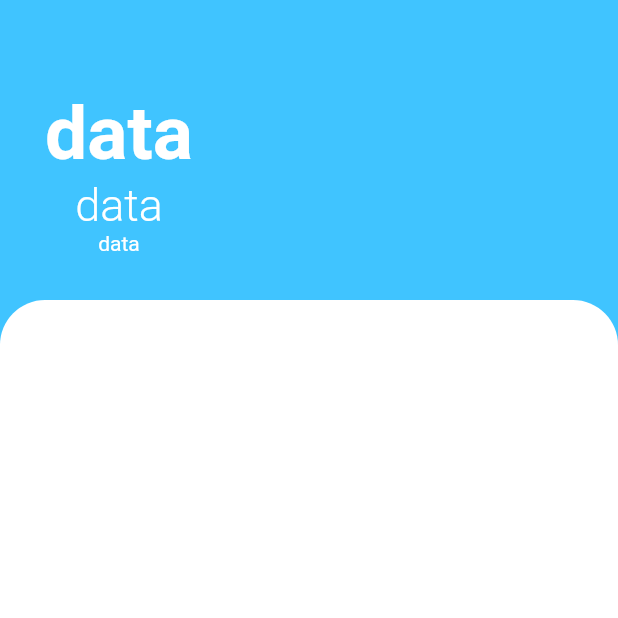
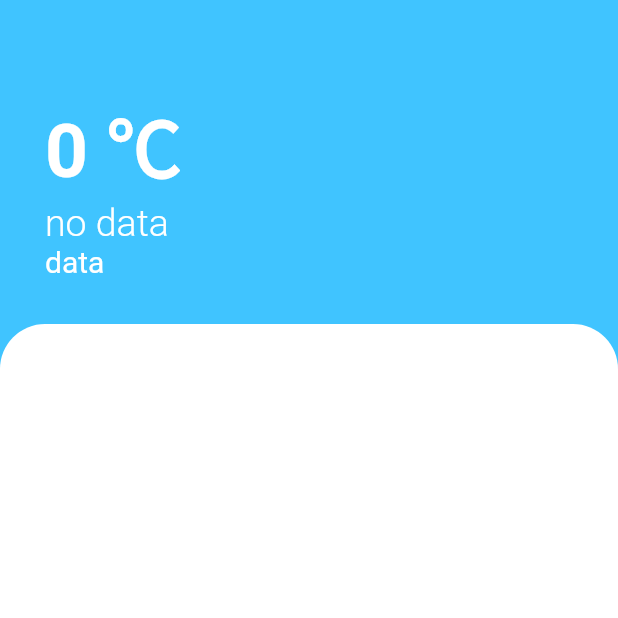
Before and after one commit to YouYiShan1248/todolist_flutter, a Flutter app: the TasksPage screen opened directly, on a phone screen of 412 x 824 dp, the top half of it. Run offline on Flutter 3.47's test engine with Material 2 defaults, Android fonts, the phone set to English and light mode, and no system bars; our stand-ins replace dio, geolocator.

Commit message:
update Dio todolistApp

```diff
--- a/lib/controller/loation.dart
+++ b/lib/controller/loation.dart
@@ -9,6 +9,10 @@ class Location{
       Position? position = await Geolocator.getLastKnownPosition(forceAndroidLocationManager: true);
       latitude = position?.latitude;
       longitude = position?.longitude;
+      print('--------------------------');
+      print(latitude);
+      print(longitude);
+      print('--------------------------');
     }catch(e){
       print(e);
     }
--- a/lib/main.dart
+++ b/lib/main.dart
@@ -1,6 +1,7 @@
 import 'package:flutter/material.dart';
 import 'package:provider/provider.dart';
 import 'package:todolist_flutter/models/task_data.dart';
+import 'package:todolist_flutter/views/loading_page.dart';
 import 'package:todolist_flutter/views/tasks_page.dart';
 
 void main() {
@@ -15,7 +16,7 @@ class MyApp extends StatelessWidget {
     return ChangeNotifierProvider(
       create: (BuildContext context)=>TaskData(),
       child: MaterialApp(
-        home: TasksPage(),
+        home: LoadingPage(),
       ),
     );
   }
--- a/lib/views/tasks_page.dart
+++ b/lib/views/tasks_page.dart
@@ -1,11 +1,46 @@
+import 'dart:convert';
+
 import 'package:flutter/material.dart';
-
+import 'package:todolist_flutter/models/weather_data.dart';
 import '../widgets/tasks_list.dart';
 
-class TasksPage extends StatelessWidget {
+class TasksPage extends StatefulWidget {
   final locationWeather;
 
   const TasksPage({Key? key, this.locationWeather}) : super(key: key);
+
+  @override
+  State<TasksPage> createState() => _TasksPageState();
+}
+
+class _TasksPageState extends State<TasksPage> {
+  WeatherModel weatherModel = WeatherModel();
+  late int condition;
+  late int temperature;
+  var message;
+
+  @override
+  void initState() {
+    // TODO: implement initState
+    super.initState();
+    updateUI(widget.locationWeather);
+  }
+
+  void updateUI(dynamic weatherData){
+    setState(() {
+      if(weatherData == null){
+        message = 'no data';
+        temperature =0;
+        return;
+      }else{
+        double temp = weatherData['main']['temp'];
+        temperature = temp.toInt();
+        condition = weatherData['weather'][0]['id'];
+        message =weatherModel.getMessage(condition);
+      }
+
+    });
+  }
 
   @override
   Widget build(BuildContext context) {
@@ -18,25 +53,27 @@ class TasksPage extends StatelessWidget {
             padding: EdgeInsets.only(
                 top: 60.0, left: 30.0, right: 30.0, bottom: 30.0),
             child: Column(
+              crossAxisAlignment: CrossAxisAlignment.start,
               children: [
                 Text(
-                  'data',
+                  '$temperature ℃',
                   style: TextStyle(
                       color: Colors.white,
                       fontSize: 50.0,
                       fontWeight: FontWeight.w700),
                 ),
                 Text(
-                  'data',
+                  message,
                   style: TextStyle(
                       color: Colors.white,
-                      fontSize: 30.0,
+                      fontSize: 25.0,
                       fontWeight: FontWeight.w300),
                 ),
                 Text(
                   'data',
                   style: TextStyle(
                     color: Colors.white,
+                    fontSize: 20.0,
                   ),
                 ),
               ],
```
Also changed, not shown: lib/models/weather_data.dart (+17 -6 lines), lib/views/loading_page.dart (+9 -2 lines).
